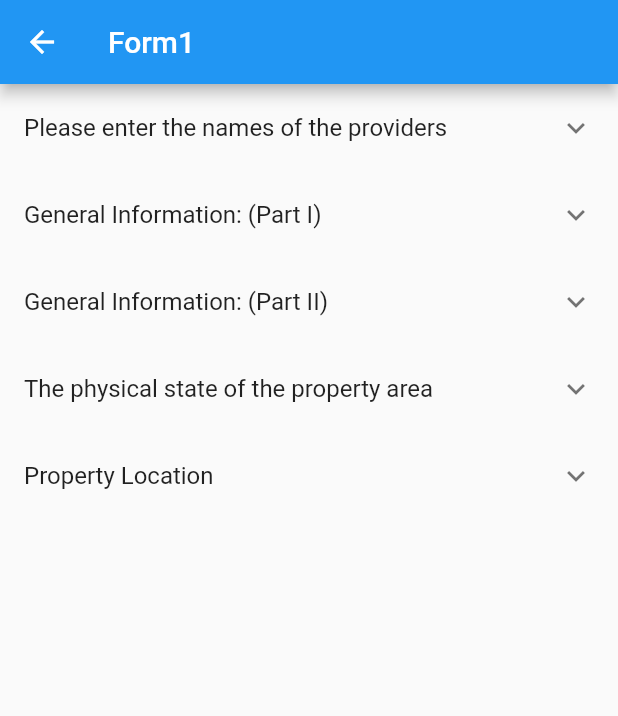
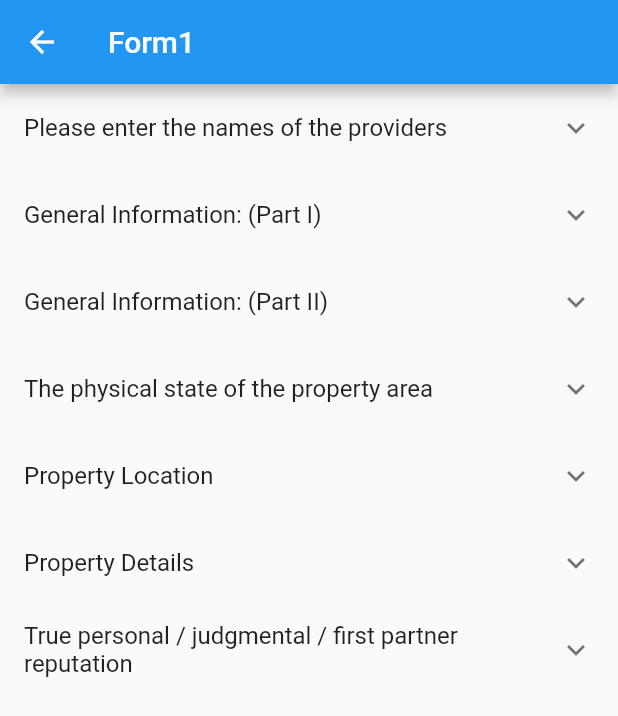
Before and after one commit to shikhars371/ic-data-collector, a Flutter app: the Form1Page screen opened directly, on a phone screen of 412 x 824 dp. Shown: the top 716 px of the screen. Run offline on Flutter 3.47's test engine with Material 2 defaults, Android fonts, the phone set to English and light mode, and no system bars; missing offline and left inert: grouped_buttons.

Commit message:
form modified

```diff
--- a/lib/pages/form1.dart
+++ b/lib/pages/form1.dart
@@ -32,7 +32,7 @@ class _Form1PageState extends State<Form1Page> {
     );
   }
 
-  Widget customDropDown({String headerlable}) {
+  Widget customDropDown({String headerlable, List<String> items}) {
     return Container(
       child: Column(
         children: <Widget>[
@@ -42,7 +42,7 @@ class _Form1PageState extends State<Form1Page> {
           Container(
             padding: EdgeInsets.only(left: 10, right: 10),
             child: DropdownButtonFormField(
-              items: <String>['1', '2', '3'].map((String value) {
+              items: items.map((String value) {
                 return DropdownMenuItem<String>(
                   value: value,
                   child: Text(value),
@@ -274,49 +274,171 @@ class _Form1PageState extends State<Form1Page> {
                   setapptext(key: 'key_property_location'),
                 ),
                 children: [
-                  customDropDown(headerlable: 'key_select_province'),
+                  customDropDown(
+                      headerlable: 'key_select_province',
+                      items: ['1', '2', '3']),
+                  customDropDown(
+                      headerlable: 'key_select_city', items: ['1', '2', '3']),
+                  formtextfield(labletext: 'key_area'),
+                  formtextfield(labletext: 'key_pass'),
+                  formtextfield(labletext: 'key_block'),
+                  formtextfield(labletext: 'key_part_number'),
+                  formtextfield(labletext: 'key_unit_number'),
+                  formtextfield(labletext: 'key_number_of_unit'),
+                  formtextfield(labletext: 'key_state_name'),
+                  formtextfield(labletext: 'key_historycal_site'),
+                  formtextfield(labletext: 'key_land_area'),
+                  Container(
+                    padding: EdgeInsets.only(left: 10, right: 10, top: 10),
+                    child: Column(
+                      children: <Widget>[
+                        Text(setapptext(key: 'key_type_ownership')),
+                        RadioButtonGroup(
+                          labels: [
+                            setapptext(key: 'key_solo'),
+                            setapptext(key: 'key_collective')
+                          ],
+                        )
+                      ],
+                    ),
+                  ),
                   RaisedButton(
                     onPressed: () {},
                     child: Text("Submit"),
                   )
                 ],
               ),
-              // ExpansionTile(
-              //   title: Text('Property Details'),
-              //   children: [
-              //     TextField(
-              //       decoration: InputDecoration(hintText: 'input1'),
-              //     ),
-              //     TextField(
-              //       decoration: InputDecoration(hintText: 'input2'),
-              //     ),
-              //     TextField(
-              //       decoration: InputDecoration(hintText: 'input3'),
-              //     ),
-              //     RaisedButton(
-              //       onPressed: null,
-              //       child: Text("Submit"),
-              //     )
-              //   ],
-              // ),
-              // ExpansionTile(
-              //   title: Text('Personal Fame / First Partner'),
-              //   children: [
-              //     TextField(
-              //       decoration: InputDecoration(hintText: 'input1'),
-              //     ),
-              //     TextField(
-              //       decoration: InputDecoration(hintText: 'input2'),
-              //     ),
-              //     TextField(
-              //       decoration: InputDecoration(hintText: 'input3'),
-              //     ),
-              //     RaisedButton(
-              //       onPressed: null,
-              //       child: Text("Submit"),
-              //     )
-              //   ],
-              // ),
+              //Property Details
+              ExpansionTile(
+                title: Text(setapptext(key: 'key_property_details')),
+                children: [
+                  Container(
+                    padding: EdgeInsets.only(top: 10, left: 10, right: 10),
+                    child: Column(
+                      children: <Widget>[
+                        Text(
+                          setapptext(key: 'key_location_land'),
+                          style: TextStyle(fontWeight: FontWeight.bold),
+                        ),
+                        RadioButtonGroup(
+                          labels: [
+                            setapptext(key: 'key_zone_1'),
+                            setapptext(key: 'key_zone_2'),
+                            setapptext(key: 'key_zone_3'),
+                            setapptext(key: 'key_zone_4'),
+                            setapptext(key: 'key_zone_5'),
+                            setapptext(key: 'key_zone_6'),
+                            setapptext(key: 'key_zone_7')
+                          ],
+                          onSelected: (String value) {
+                            print(value);
+                          },
+                        )
+                      ],
+                    ),
+                  ),
+                  Container(
+                    padding: EdgeInsets.only(top: 10, left: 10, right: 10),
+                    child: Column(
+                      children: <Widget>[
+                        Text(
+                          setapptext(key: 'key_does_properties_document'),
+                          style: TextStyle(fontWeight: FontWeight.bold),
+                        ),
+                        RadioButtonGroup(
+                          labels: [
+                            setapptext(key: 'key_yes_sir'),
+                            setapptext(key: 'key_no'),
+                          ],
+                          onSelected: (String value) {
+                            print(value);
+                          },
+                        )
+                      ],
+                    ),
+                  ),
+                  Container(
+                    padding: EdgeInsets.only(top: 10, left: 10, right: 10),
+                    child: Column(
+                      children: <Widget>[
+                        Text(
+                          setapptext(key: 'key_current_use_property_type'),
+                          style: TextStyle(fontWeight: FontWeight.bold),
+                        ),
+                        RadioButtonGroup(
+                          labels: [
+                            setapptext(key: 'key_release'),
+                            setapptext(key: 'key_commercial'),
+                            setapptext(key: 'key_complex'),
+                            setapptext(key: 'key_productive'),
+                            setapptext(key: 'key_govt'),
+                            setapptext(key: 'key_agriculture'),
+                            setapptext(key: 'key_block_score'),
+                            setapptext(key: 'key_demaged'),
+                            setapptext(key: 'key_property_type_specified'),
+                            setapptext(key: 'key_property_type_unspecified'),
+                          ],
+                          onSelected: (String value) {
+                            print(value);
+                          },
+                        )
+                      ],
+                    ),
+                  ),
+                  RaisedButton(
+                    onPressed: null,
+                    child: Text("Submit"),
+                  )
+                ],
+              ),
+              //True personal / judgmental
+              ExpansionTile(
+                title: Text(
+                  setapptext(key: 'key_true_personal'),
+                ),
+                children: [
+                  formtextfield(labletext: 'key_asthma'),
+                  formtextfield(labletext: 'key_surname'),
+                  formtextfield(labletext: 'key_wold'),
+                  formtextfield(labletext: 'key_birth'),
+                  Container(
+                    padding: EdgeInsets.only(top: 10, left: 10, right: 10),
+                    child: Column(
+                      children: <Widget>[
+                        Text(
+                          setapptext(key: 'key_gender'),
+                          style: TextStyle(fontWeight: FontWeight.bold),
+                        ),
+                        RadioButtonGroup(
+                          labels: [
+                            setapptext(key: 'key_male'),
+                            setapptext(key: 'key_female')
+                          ],
+                          onSelected: (String value) {
+                            print(value);
+                          },
+                        )
+                      ],
+                    ),
+                  ),
+                  formtextfield(labletext: 'key_phone'),
+                  formtextfield(labletext: 'key_email'),
+                  Container(
+                    padding: EdgeInsets.only(left: 10, right: 10, top: 10),
+                    child: Column(
+                      children: <Widget>[
+                        Text(
+                          setapptext(key: ''),
+                        )
+                      ],
+                    ),
+                  ),
+                  RaisedButton(
+                    onPressed: null,
+                    child: Text("Submit"),
+                  )
+                ],
+              ),
               // ExpansionTile(
               //   title: Text('Information and photo hint'),
               //   children: [
```
Also changed, not shown: assets/locale/localization_en.json (+47 -3 lines).
